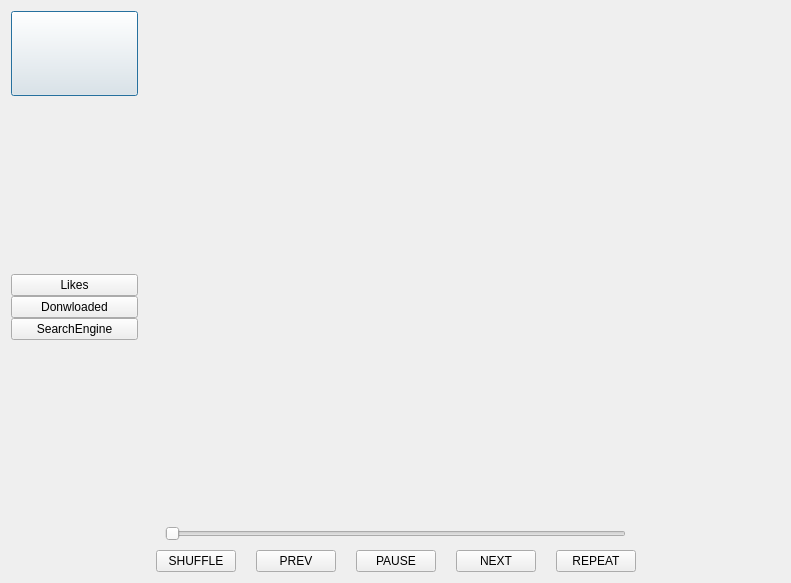
Before: the Qt Designer form src/mainpage.ui in NiskashY/AudioPlayer, drawn with Qt 5.
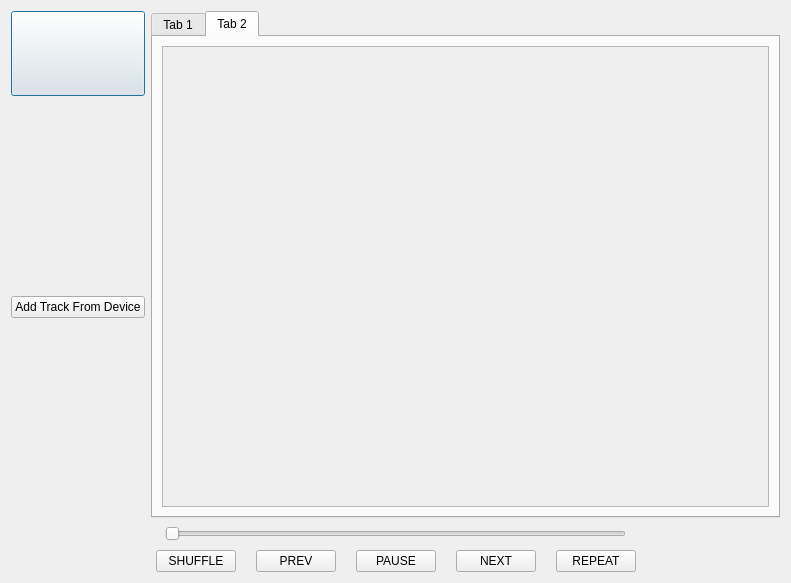
After: the same form once the commit is applied. Icons and pictures are not drawn.

Commit message: add songs from device method

Patch:
```diff
--- a/src/mainpage.ui
+++ b/src/mainpage.ui
@@ -82,59 +82,13 @@
              </property>
             </spacer>
            </item>
-           <item>
-            <layout class="QHBoxLayout" name="LikesLayout" stretch="3">
-             <property name="sizeConstraint">
-              <enum>QLayout::SetDefaultConstraint</enum>
-             </property>
-             <item>
-              <widget class="QPushButton" name="DownloadedTracksButton">
-               <property name="sizePolicy">
-                <sizepolicy hsizetype="Preferred" vsizetype="Preferred">
-                 <horstretch>0</horstretch>
-                 <verstretch>0</verstretch>
-                </sizepolicy>
-               </property>
-               <property name="text">
-                <string>Likes</string>
-               </property>
-              </widget>
-             </item>
-            </layout>
-           </item>
-           <item>
-            <layout class="QHBoxLayout" name="DownloadedLayout" stretch="0">
-             <property name="spacing">
-              <number>0</number>
-             </property>
-             <property name="sizeConstraint">
-              <enum>QLayout::SetDefaultConstraint</enum>
-             </property>
-             <property name="leftMargin">
-              <number>0</number>
-             </property>
-             <item>
-              <widget class="QPushButton" name="SearchTracksButton">
-               <property name="sizePolicy">
-                <sizepolicy hsizetype="Preferred" vsizetype="Preferred">
-                 <horstretch>0</horstretch>
-                 <verstretch>0</verstretch>
-                </sizepolicy>
-               </property>
-               <property name="text">
-                <string>Donwloaded</string>
-               </property>
-              </widget>
-             </item>
-            </layout>
-           </item>
            <item>
             <layout class="QHBoxLayout" name="SearchLayout" stretch="3">
              <property name="sizeConstraint">
               <enum>QLayout::SetDefaultConstraint</enum>
              </property>
              <item>
-              <widget class="QPushButton" name="LikedTracksButton">
+              <widget class="QPushButton" name="addFromDeviceButton">
                <property name="sizePolicy">
                 <sizepolicy hsizetype="Preferred" vsizetype="Preferred">
                  <horstretch>0</horstretch>
@@ -142,7 +96,7 @@
                 </sizepolicy>
                </property>
                <property name="text">
-                <string>SearchEngine</string>
+                <string>Add Track From Device</string>
                </property>
               </widget>
              </item>
@@ -166,7 +120,7 @@
         </layout>
        </item>
        <item>
-        <layout class="QHBoxLayout" name="SongInfoLayout" stretch="1,0,1">
+        <layout class="QHBoxLayout" name="tabsLayout" stretch="0">
          <property name="topMargin">
           <number>0</number>
          </property>
@@ -176,56 +130,20 @@
          <property name="bottomMargin">
           <number>0</number>
          </property>
-         <item>
-          <spacer name="horizontalSpacer">
-           <property name="orientation">
-            <enum>Qt::Horizontal</enum>
-           </property>
-           <property name="sizeHint" stdset="0">
-            <size>
-             <width>40</width>
-             <height>20</height>
-            </size>
-           </property>
-          </spacer>
-         </item>
          <item>
           <layout class="QVBoxLayout" name="vertLayout">
            <item>
-            <spacer name="verticalSpacer_4">
-             <property name="orientation">
-              <enum>Qt::Vertical</enum>
+            <widget class="QTabWidget" name="tabWidget">
+             <property name="currentIndex">
+              <number>1</number>
              </property>
-             <property name="sizeHint" stdset="0">
-              <size>
-               <width>20</width>
-               <height>40</height>
-              </size>
-             </property>
-            </spacer>
-           </item>
+             <widget class="QWidget" name="likedTracks">
+              <attribute name="title">
+               <string>Tab 1</string>
+              </attribute>
+              <layout class="QHBoxLayout" name="horizontalLayout">
            <item>
-            <widget class="QLabel" name="SongCover">
-             <property name="text">
-              <string/>
-             </property>
-             <property name="pixmap">
-              <pixmap resource="Images/resourses.qrc">:/resourses/songsCovers/default_song_cover.jpg</pixmap>
-             </property>
-             <property name="scaledContents">
-              <bool>true</bool>
-             </property>
-             <property name="alignment">
-              <set>Qt::AlignCenter</set>
-             </property>
-             <property name="margin">
-              <number>0</number>
-             </property>
-             <property name="indent">
-              <number>0</number>
-             </property>
-            </widget>
-           </item>
+                <layout class="QVBoxLayout" name="verticalLayout_2">
            <item>
             <spacer name="verticalSpacer_3">
              <property name="orientation">
@@ -241,18 +159,54 @@
            </item>
           </layout>
          </item>
+              </layout>
+             </widget>
+             <widget class="QWidget" name="downloadedTracks">
+              <attribute name="title">
+               <string>Tab 2</string>
+              </attribute>
+              <layout class="QHBoxLayout" name="horizontalLayout_2">
          <item>
-          <spacer name="horizontalSpacer_2">
+                <widget class="QScrollArea" name="scrollArea">
+                 <property name="widgetResizable">
+                  <bool>true</bool>
+                 </property>
+                 <widget class="QWidget" name="scrollAreaWidgetContents">
+                  <property name="geometry">
+                   <rect>
+                    <x>0</x>
+                    <y>0</y>
+                    <width>590</width>
+                    <height>439</height>
+                   </rect>
+                  </property>
+                  <layout class="QVBoxLayout" name="verticalLayout_4">
+                   <item>
+                    <layout class="QVBoxLayout" name="downVLayout">
+                     <item>
+                      <spacer name="verticalSpacer_4">
            <property name="orientation">
-            <enum>Qt::Horizontal</enum>
+                        <enum>Qt::Vertical</enum>
            </property>
            <property name="sizeHint" stdset="0">
             <size>
-             <width>40</width>
-             <height>20</height>
+                         <width>20</width>
+                         <height>40</height>
             </size>
            </property>
           </spacer>
+                     </item>
+                    </layout>
+                   </item>
+                  </layout>
+                 </widget>
+                </widget>
+               </item>
+              </layout>
+             </widget>
+            </widget>
+           </item>
+          </layout>
          </item>
         </layout>
        </item>
```
Left out of the diff: 4 changed lines with no effect on the pictures. Lines whose indentation alone changed are shown as unchanged. The commit also changes 77 other files.
